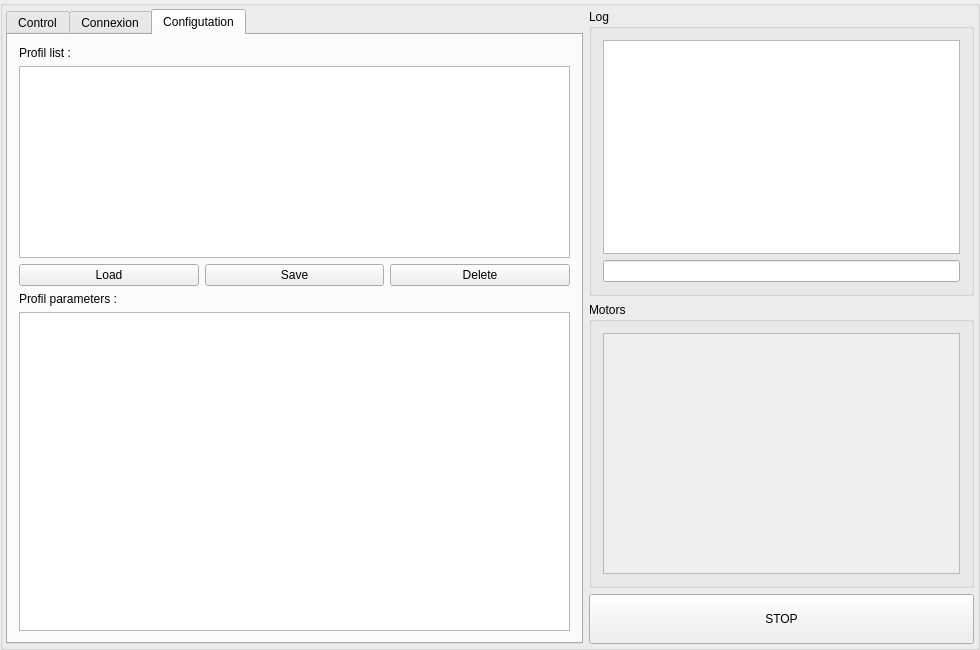
exmachina-dev/EXM-dario, file dario.ui: the form before one commit.
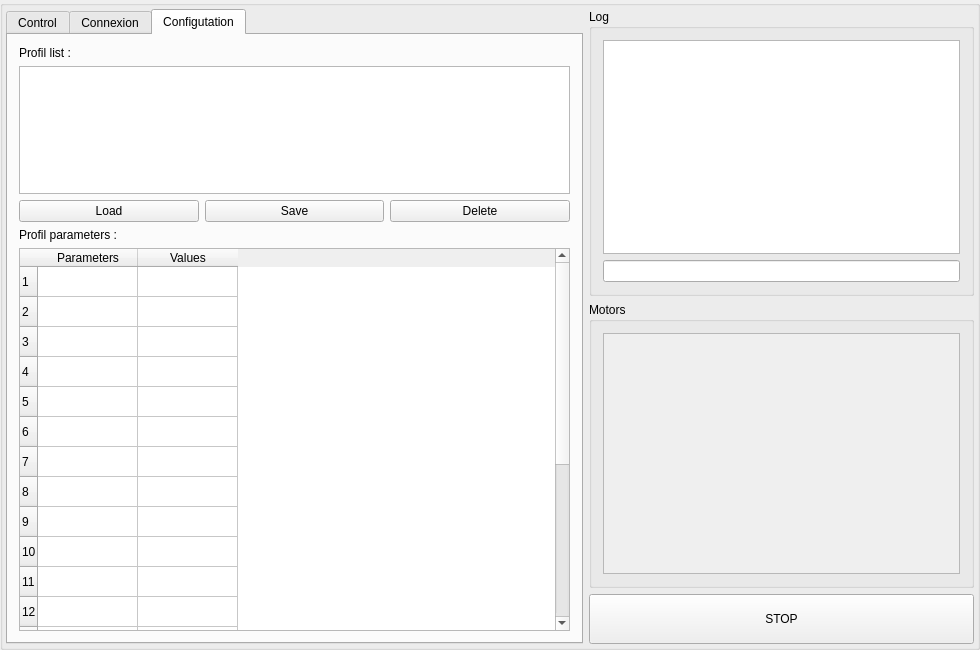
The form after the commit. Icons and pictures are not drawn.

Commit message: Add Horizontal and Vertical label on Profile parameters table

```diff
--- a/dario.ui
+++ b/dario.ui
@@ -753,7 +753,7 @@
               </attribute>
               <layout class="QVBoxLayout" name="verticalLayout_3">
                <item>
-                <layout class="QVBoxLayout" name="verticalLayout_2" stretch="0,0,0,0,2">
+                <layout class="QVBoxLayout" name="verticalLayout_2" stretch="0,1,0,0,3">
                  <item>
                   <widget class="QLabel" name="label_9">
                    <property name="text">
@@ -804,7 +804,56 @@
                   </widget>
                  </item>
                  <item>
-                  <widget class="QTableView" name="tableView"/>
+                  <widget class="QTableWidget" name="profile_parameters">
+                   <property name="lineWidth">
+                    <number>1</number>
+                   </property>
+                   <property name="rowCount">
+                    <number>21</number>
+                   </property>
+                   <property name="columnCount">
+                    <number>2</number>
+                   </property>
+                   <row/>
+                   <row/>
+                   <row/>
+                   <row/>
+                   <row/>
+                   <row/>
+                   <row/>
+                   <row/>
+                   <row/>
+                   <row/>
+                   <row/>
+                   <row/>
+                   <row/>
+                   <row/>
+                   <row/>
+                   <row/>
+                   <row/>
+                   <row/>
+                   <row/>
+                   <row/>
+                   <row/>
+                   <column>
+                    <property name="text">
+                     <string>Parameters</string>
+                    </property>
+                   </column>
+                   <column>
+                    <property name="text">
+                     <string>Values</string>
+                    </property>
+                   </column>
+                   <item row="0" column="0">
+                    <property name="text">
+                     <string/>
+                    </property>
+                    <property name="flags">
+                     <set>ItemIsSelectable|ItemIsEnabled</set>
+                    </property>
+                   </item>
+                  </widget>
                  </item>
                 </layout>
                </item>
```
Left out of the diff: 2 changed lines with no effect on the pictures. The commit also changes 1 other file.
